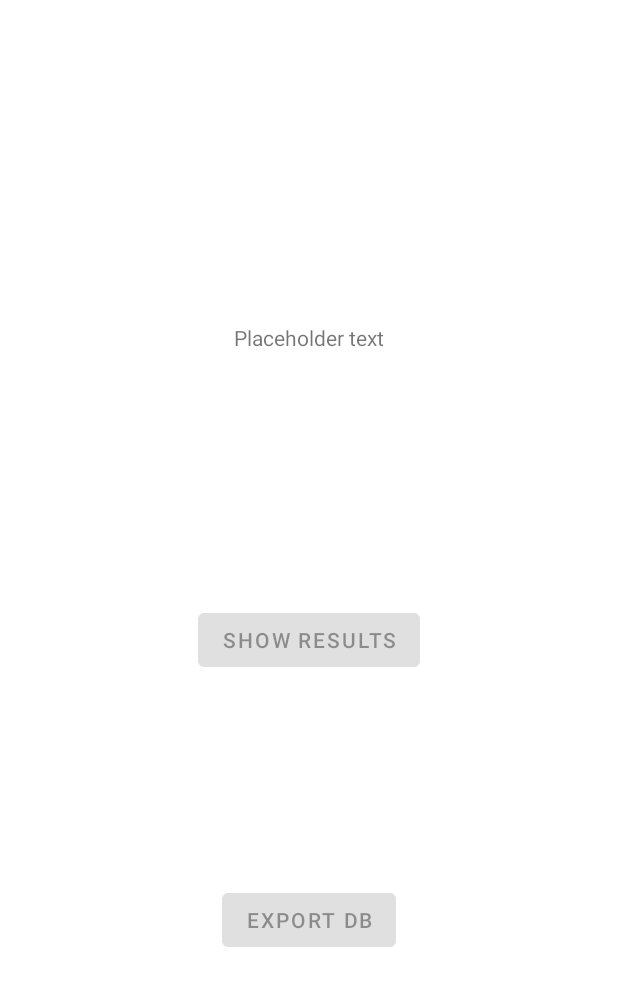
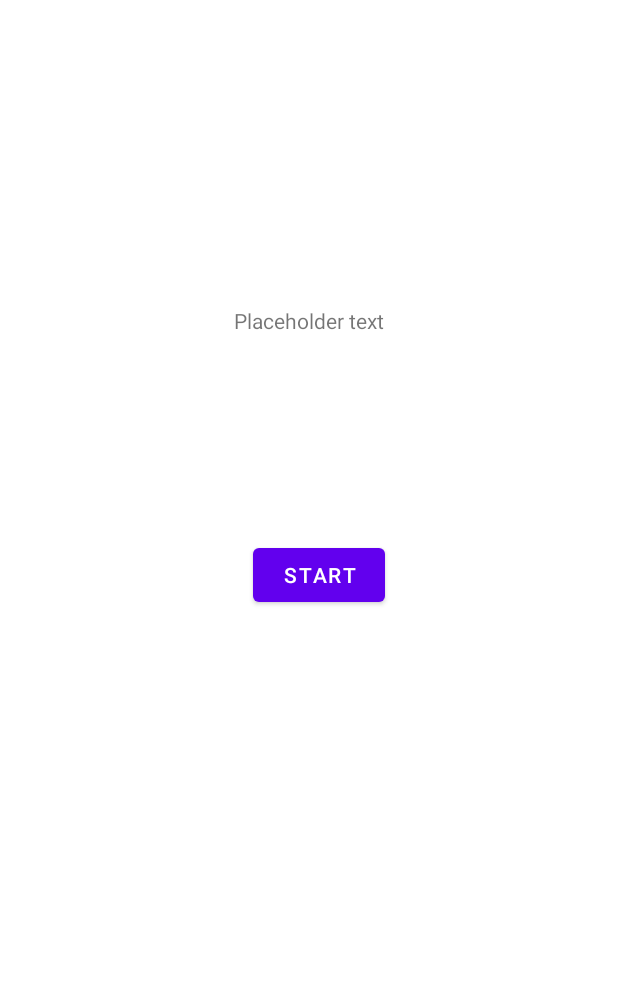
Before and after one commit to fnAdil/LocationSaver, an Android app: the layout activity_main.xml on its own in the app's theme, with its tools: preview values and no code run, on a phone screen of 412 x 824 dp. Shown: the top 986 px of the screen. Run offline under Robolectric (Android 15) with nearby library versions, the phone set to English and light mode, and no system bars.

Commit message:
COMMİT_3

```diff
--- a/app/build.gradle
+++ b/app/build.gradle
@@ -34,6 +34,7 @@ dependencies {
     implementation 'com.google.android.material:material:1.4.0'
     implementation 'androidx.constraintlayout:constraintlayout:2.1.2'
     implementation 'com.google.firebase:firebase-database:20.0.2'
+    implementation 'org.jetbrains:annotations:15.0'
     testImplementation 'junit:junit:'
     androidTestImplementation 'androidx.test.ext:junit:1.1.3'
     androidTestImplementation 'androidx.test.espresso:espresso-core:3.4.0'
--- a/app/src/main/res/layout/activity_main.xml
+++ b/app/src/main/res/layout/activity_main.xml
@@ -7,35 +7,28 @@
     tools:context=".MainActivity">
 
     <TextView
-        android:id="@+id/tvStatus"
+        android:id="@+id/textView_1"
         android:layout_width="wrap_content"
         android:layout_height="wrap_content"
+        android:layout_marginTop="204dp"
         android:text="@string/tvStatusPlaceholder"
-        app:layout_constraintBottom_toBottomOf="@id/bShowResults"
         app:layout_constraintLeft_toLeftOf="parent"
         app:layout_constraintRight_toRightOf="parent"
         app:layout_constraintTop_toTopOf="parent" />
 
     <Button
-        android:id="@+id/bShowResults"
-        android:text="@string/bShowResultsText"
+        android:id="@+id/button2"
         android:layout_width="wrap_content"
         android:layout_height="wrap_content"
-        android:enabled="false"
-        app:layout_constraintBottom_toBottomOf="@id/bExportDb"
-        app:layout_constraintLeft_toLeftOf="parent"
-        app:layout_constraintRight_toRightOf="parent"
-        app:layout_constraintTop_toTopOf="@id/tvStatus"/>
+        android:layout_marginTop="136dp"
+        android:text="start"
+        app:layout_constraintBottom_toBottomOf="parent"
+        app:layout_constraintEnd_toEndOf="parent"
+        app:layout_constraintHorizontal_bias="0.52"
+        app:layout_constraintStart_toStartOf="parent"
+        app:layout_constraintTop_toBottomOf="@+id/textView_1"
+        app:layout_constraintVertical_bias="0.0"
+        tools:ignore="MissingConstraints" />
 
-    <Button
-        android:id="@+id/bExportDb"
-        android:text="@string/bExportDbText"
-        android:layout_width="wrap_content"
-        android:layout_height="wrap_content"
-        android:enabled="false"
-        app:layout_constraintBottom_toBottomOf="parent"
-        app:layout_constraintLeft_toLeftOf="parent"
-        app:layout_constraintRight_toRightOf="parent"
-        app:layout_constraintTop_toTopOf="@id/bShowResults" />
 
 </androidx.constraintlayout.widget.ConstraintLayout>
--- a/app/src/main/res/values/strings.xml
+++ b/app/src/main/res/values/strings.xml
@@ -1,14 +1,11 @@
 <resources>
     <string name="app_name">My Application</string>
     <string name="tvStatusPlaceholder">Placeholder text</string>
-    <string name="bShowResultsText">Show Results</string>
-    <string name="bExportDbText">Export DB</string>
-
-    <string name="status_PermissionNeeded">Location permission needed</string>
+    <string name="bShowResultsText">Show On Map</string>
+    <string name="status_PermissionNeeded">Location permission is needed</string>
     <string name="google_maps_key">AIzaSyBVamQIigDNbY-thMjrznQHi54ShaaUVqk</string>
-    <string name="status_ServiceStarted">Service started</string>
+    <string name="service_started">Location service is started</string>
     <string name="title_activity_results">Map</string>
-    <string name="toast_export_result_success">File exported successfully</string>
 
     <string name="desc_task">Service that locates you in background</string>
 </resources>
--- a/build.gradle
+++ b/build.gradle
@@ -6,7 +6,7 @@ buildscript {
     }
     dependencies {
         classpath "com.android.tools.build:gradle:7.0.3"
-        classpath 'com.google.gms:google-services:4.3.3'
+        classpath 'com.google.gms:google-services:4.3.10'
 
         // NOTE: Do not place your application dependencies here; they belong
         // in the individual module build.gradle files
```
Also changed, not shown: app/src/main/AndroidManifest.xml (+5 -15 lines), app/src/main/java/com/example/GoogleBackgroundServiceApp/BackgroundLocationBroadcast.java (renamed from app/src/main/java/com/example/myapplication/Services/LocationListenerBroadcast.java, +9 -13 lines), app/src/main/java/com/example/GoogleBackgroundServiceApp/MainActivity.java (added, +182 -0 lines), app/src/main/java/com/example/myapplication/MainActivity.java (deleted, +0 -98 lines), app/src/main/java/com/example/myapplication/ResultsActivity.java (deleted, +0 -25 lines), app/src/main/res/layout/activity_results.xml (deleted, +0 -8 lines), 6 other files.
